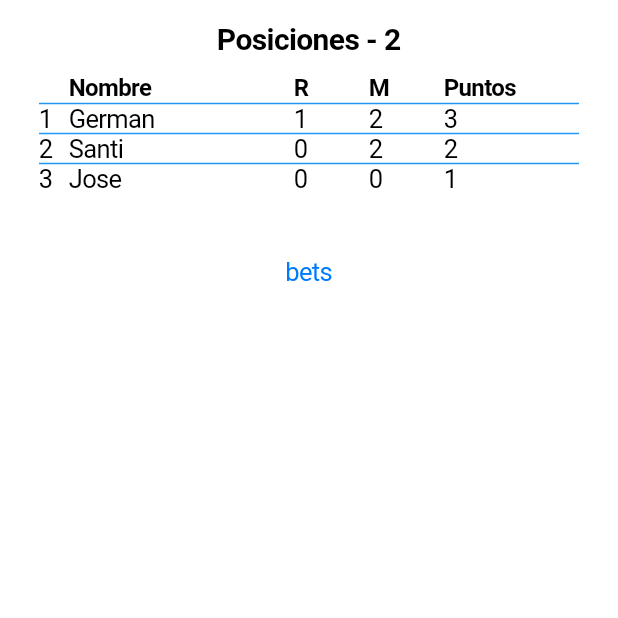
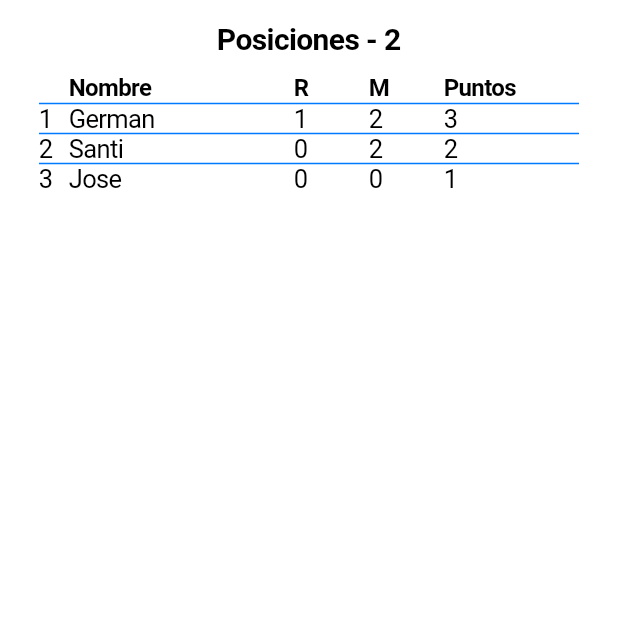
Before and after one commit to pollaza/flutter-app, a Flutter app: the Home screen opened by its route, on a phone screen of 412 x 824 dp, the top half of it. Run offline on Flutter 3.47's test engine with Material 2 defaults, Android fonts, the phone set to English and light mode, and no system bars; our stand-ins replace after_layout, dio; missing offline and left inert: flutter_number_picker.

Commit message:
Add after layout

```diff
--- a/lib/home.dart
+++ b/lib/home.dart
@@ -34,30 +34,19 @@ class Home extends StatelessWidget {
       tabBuilder: (BuildContext context, int index) {
         switch (index) {
           case 0:
-            return SafeArea(
-                child: Container(
-                    child: Column(
-              children: [
-                Rankings(phase: 2),
-                CupertinoButton(
-                    child: Text('bets'),
-                    onPressed: () => ApiProvider().getBets())
-              ],
-            )));
+            return SafeArea(child: Rankings(phase: 2));
             break;
           case 1:
-            return SafeArea(child: Container(child: Matches(phase: 2)));
+            return SafeArea(child: Matches(phase: 2));
             break;
           case 2:
-            return SafeArea(child: Container(child: Bet(phase: 2)));
+            return SafeArea(child: Bet(phase: 2));
             break;
           case 3:
-            return SafeArea(child: Container(child: Profile()));
+            return SafeArea(child: Profile());
             break;
           default:
-            return SafeArea(
-              child: Text('LOL'),
-            );
+            return null;
         }
       },
     ));
--- a/lib/rankings.dart
+++ b/lib/rankings.dart
@@ -1,5 +1,5 @@
 import 'package:flutter/cupertino.dart';
-import 'package:flutter/material.dart';
+import 'package:after_layout/after_layout.dart';
 
 class Rankings extends StatefulWidget {
   Rankings({@required this.phase});
@@ -10,43 +10,68 @@ class Rankings extends StatefulWidget {
   _RankingsState createState() => _RankingsState();
 }
 
-class _RankingsState extends State<Rankings> {
+class _RankingsState extends State<Rankings> with AfterLayoutMixin<Rankings> {
+  @override
+  void afterFirstLayout(BuildContext context) {
+    // call method
+  }
+
   @override
   Widget build(BuildContext context) {
     int count = 1;
 
     var data = [
-      {'name': "German", 'res': "1",'mar': "2",'puntos': "3"},
-      {'name': "Santi", 'res': "0",'mar': "2",'puntos': "2"},
-      {'name': "Jose", 'res': "0",'mar': "0",'puntos': "1"}
+      {'name': "German", 'res': "1", 'mar': "2", 'puntos': "3"},
+      {'name': "Santi", 'res': "0", 'mar': "2", 'puntos': "2"},
+      {'name': "Jose", 'res': "0", 'mar': "0", 'puntos': "1"}
     ];
 
-    List<TableRow> rows = [TableRow(children: [Text(" "),Text("Nombre",style: TextStyle(fontSize: 16,fontWeight: FontWeight.bold)),Text("R",style: TextStyle(fontSize: 16,fontWeight: FontWeight.bold)),Text("M",style: TextStyle(fontSize: 16,fontWeight: FontWeight.bold)),Text("Puntos",style: TextStyle(fontSize: 16,fontWeight: FontWeight.bold))])];
-    for (var result in data){
-      rows.add(TableRow(children: [Text((count++).toString()),Text(result["name"]),new Text(result["res"]),new Text(result["mar"]),new Text(result["puntos"])]));
+    List<TableRow> rows = [
+      TableRow(children: [
+        Text(" "),
+        Text("Nombre",
+            style: TextStyle(fontSize: 16, fontWeight: FontWeight.bold)),
+        Text("R", style: TextStyle(fontSize: 16, fontWeight: FontWeight.bold)),
+        Text("M", style: TextStyle(fontSize: 16, fontWeight: FontWeight.bold)),
+        Text("Puntos",
+            style: TextStyle(fontSize: 16, fontWeight: FontWeight.bold))
+      ])
+    ];
+    for (var result in data) {
+      rows.add(TableRow(children: [
+        Text((count++).toString()),
+        Text(result["name"]),
+        new Text(result["res"]),
+        new Text(result["mar"]),
+        new Text(result["puntos"])
+      ]));
     }
 
     return Container(
-      margin: EdgeInsets.all(14),
-      child: Column(
+        margin: EdgeInsets.all(14),
+        child: Column(
           mainAxisSize: MainAxisSize.min,
           children: <Widget>[
-            Text("Posiciones - "+widget.phase.toString(),style: TextStyle(fontWeight: FontWeight.w700, fontSize: 20)),
+            Text("Posiciones - " + widget.phase.toString(),
+                style: TextStyle(fontWeight: FontWeight.w700, fontSize: 20)),
             Container(
               padding: EdgeInsets.all(12.0),
               child: Table(
                 children: rows,
-                border: TableBorder(horizontalInside: BorderSide(width: 1, color: Colors.blue, style: BorderStyle.solid)),
+                border: TableBorder(
+                    horizontalInside: BorderSide(
+                        width: 1,
+                        color: CupertinoColors.activeBlue,
+                        style: BorderStyle.solid)),
                 columnWidths: Map.from({
                   0: FixedColumnWidth(20),
                   1: FixedColumnWidth(150),
                   2: FixedColumnWidth(50),
                   3: FixedColumnWidth(50),
                 }),
-                ),
+              ),
             ),
           ],
-        )
-    );
+        ));
   }
 }
--- a/pubspec.yaml
+++ b/pubspec.yaml
@@ -23,6 +23,7 @@ environment:
 dependencies:
   http: ^0.12.2
   dio: ^3.0.10
+  after_layout: ^1.0.7
   flutter:
     sdk: flutter
   flutter_number_picker:
```
Also changed, not shown: pubspec.lock.
